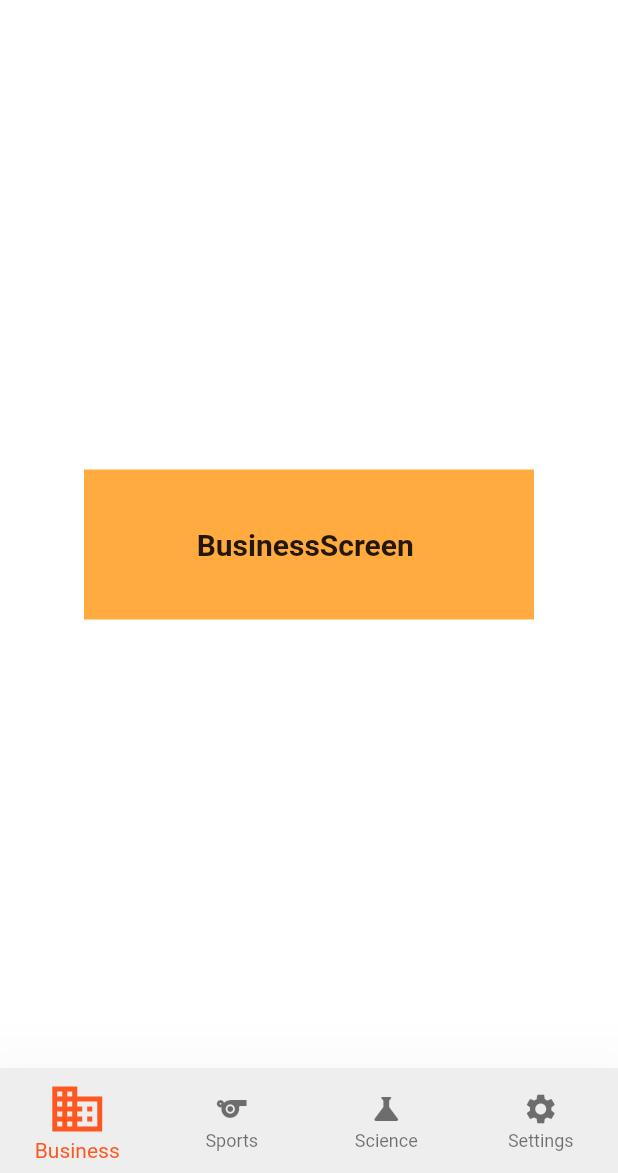
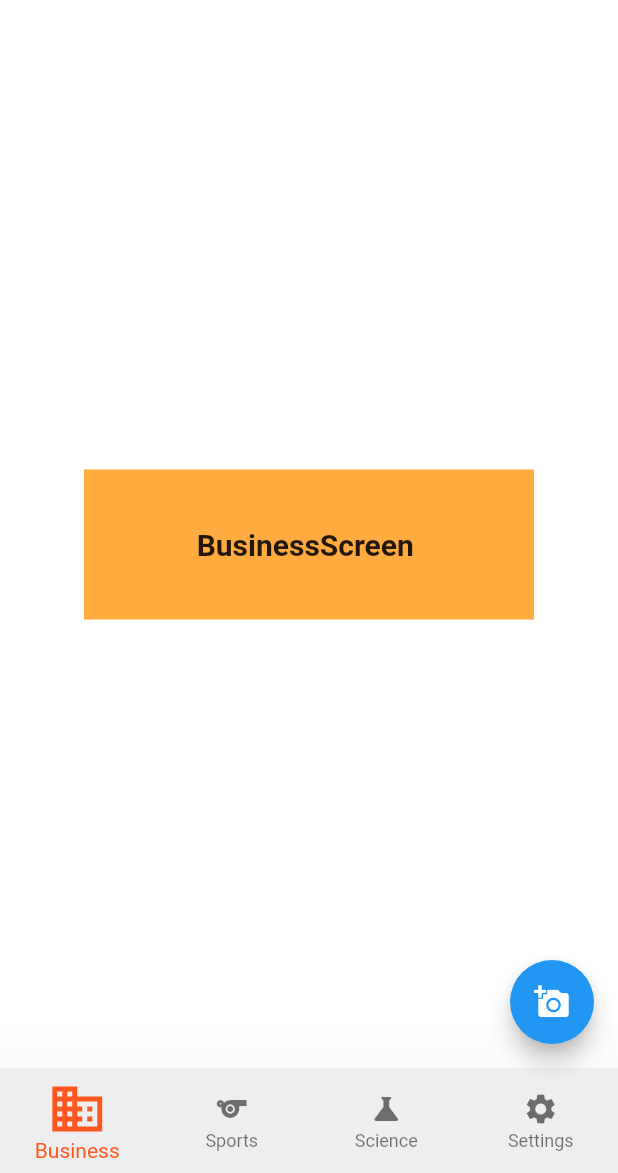
Before and after one commit to Devsaci/app_theme_mansour, a Flutter app: the screen it shows after launch, on a phone screen of 412 x 824 dp, the part 63-1236 px from its top. Run offline on Flutter 3.47's test engine with Material 2 defaults, Android fonts, the phone set to English and light mode, and no system bars; our stand-ins replace bloc, dio, flutter_bloc.

Commit message:
floatingActionButton

```diff
--- a/lib/layout/news_app/news_layout.dart
+++ b/lib/layout/news_app/news_layout.dart
@@ -30,6 +30,10 @@ class NewsLayout extends StatelessWidget {
                 'News App',
               ),
             ),
+            floatingActionButton: FloatingActionButton(
+              onPressed: () {},
+              child: Icon(Icons.add_a_photo),
+            ),
             body: cubit.screens[cubit.currentIndex],
             bottomNavigationBar: BottomNavigationBar(
                 currentIndex: cubit.currentIndex,
--- a/lib/shared/network/remote/dio_helper.dart
+++ b/lib/shared/network/remote/dio_helper.dart
@@ -12,7 +12,7 @@ class DioHelper {
     );
   }
 
-  Future<Response> getData({
+  static Future<Response> getData({
     required String url,
     required query,
   }) async {
```
